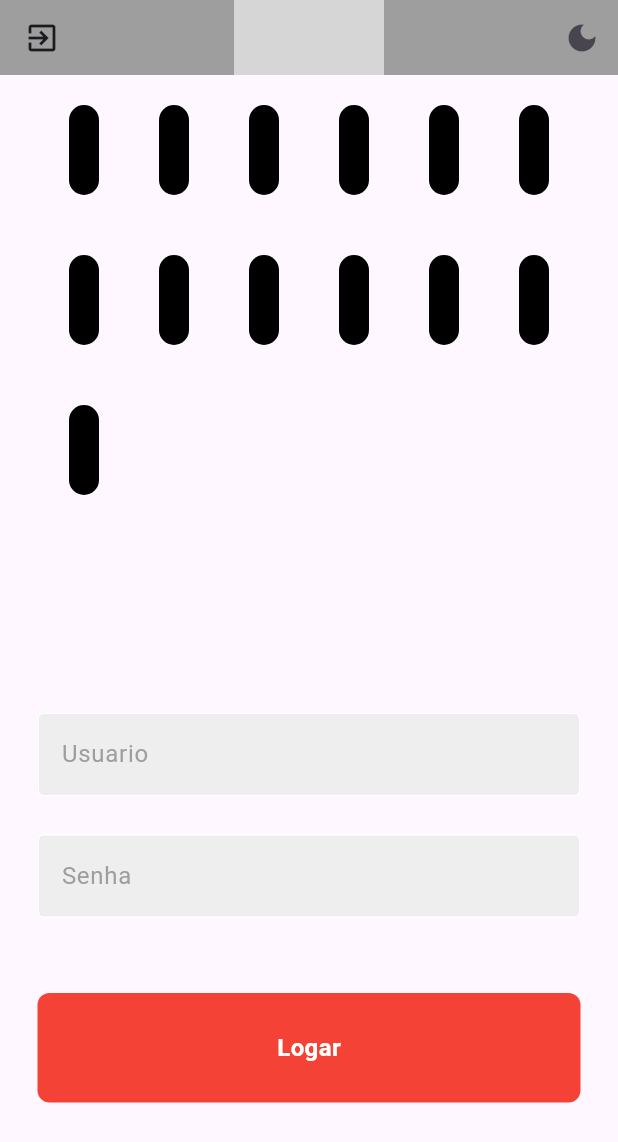
After one commit to ElissonRochaa/MOBILE-25.1-AgendaUPE, a Flutter app: the screen it shows after launch, after a tap on the "exit to app" icon, on a phone screen of 412 x 824 dp. The commit adds this screen. Shown: the top 1142 px of the screen. Run offline on Flutter 3.47's test engine with Material 3 defaults, Android fonts, the phone set to English and light mode, and no system bars; our stand-ins replace table_calendar; network calls fail; grey boxes are pictures that could not be loaded.

Commit message:
tela_login

```diff
--- /dev/null
+++ b/calendarioupe/lib/components/my_button.dart
@@ -0,0 +1,32 @@
+import 'package:flutter/material.dart';
+
+class MyButton extends StatelessWidget {
+  final Function()? onTap;
+
+  const MyButton({super.key, required this.onTap});
+
+  @override
+  Widget build(BuildContext context) {
+    return GestureDetector(
+      onTap: onTap,
+      child: Container(
+        padding: const EdgeInsets.all(25),
+        margin: const EdgeInsets.symmetric(horizontal: 25),
+        decoration: BoxDecoration(
+          color: Colors.red,
+          borderRadius: BorderRadius.circular(8),
+        ),
+        child: const Center(
+          child: Text(
+            "Logar",
+            style: TextStyle(
+              color: Colors.white,
+              fontWeight: FontWeight.bold,
+              fontSize: 16,
+            ),
+          ),
+        ),
+      ),
+    );
+  }
+}
--- /dev/null
+++ b/calendarioupe/lib/components/my_textfield.dart
@@ -0,0 +1,36 @@
+import 'package:flutter/material.dart';
+
+class MyTextField extends StatelessWidget {
+  final controller;
+  final String hintText;
+  final bool obscureText;
+
+  const MyTextField({
+    super.key,
+    required this.controller,
+    required this.hintText,
+    required this.obscureText,
+  });
+
+  @override
+  Widget build(BuildContext context) {
+    return Padding(
+      padding: const EdgeInsets.symmetric(horizontal: 25.0),
+      child: TextField(
+        controller: controller,
+        obscureText: obscureText,
+        decoration: InputDecoration(
+            enabledBorder: const OutlineInputBorder(
+              borderSide: BorderSide(color: Colors.white),
+            ),
+            focusedBorder: OutlineInputBorder(
+              borderSide: BorderSide(color: Colors.grey),
+            ),
+            fillColor: Colors.grey.shade200,
+            filled: true,
+            hintText: hintText,
+            hintStyle: TextStyle(color: Colors.grey)),
+      ),
+    );
+  }
+}
--- a/calendarioupe/lib/main.dart
+++ b/calendarioupe/lib/main.dart
@@ -1,8 +1,9 @@
 import 'package:calendarioupe/screens/calendar_screeen.dart';
+import 'package:calendarioupe/screens/login_screen.dart';
 import 'package:flutter/material.dart';
 
 void main() {
-  runApp(const MyApp());
+  runApp(const MaterialApp(title: 'Calendario', home: MyApp()));
 }
 
 class MyApp extends StatelessWidget {
@@ -17,9 +18,13 @@ class MyApp extends StatelessWidget {
        toolbarHeight: 50,
        backgroundColor: Colors.grey,
        title: Image.asset('assets/images/logo.png', width: 100, height: 100,),
-        leading: IconButton(onPressed: () => {}, icon: Icon(Icons.exit_to_app)),
+        leading: IconButton(onPressed: () => {
+            Navigator.push(
+              context,
+              MaterialPageRoute(builder: (context) => const Mylogin()),
+            )
+          }, icon: Icon(Icons.exit_to_app)),
         actions: [ IconButton(onPressed: () => {}, icon: Icon(Icons.dark_mode)),],
-
       ),
        body: CalendarScreeen(),
        backgroundColor: Colors.white,
@@ -33,3 +38,29 @@ class MyApp extends StatelessWidget {
 
 
 }
+class Mylogin extends StatelessWidget {
+  const Mylogin({super.key});
+
+  @override
+  Widget build(BuildContext context) {
+    return MaterialApp(
+       home: Scaffold(
+          appBar: AppBar(
+       centerTitle: true,
+       toolbarHeight: 50,
+       backgroundColor: Colors.grey,
+       title: Image.asset('assets/images/logo.png', width: 100, height: 100,),
+        leading: IconButton(onPressed: () => {
+            Navigator.push(
+              context,
+              MaterialPageRoute(builder: (context) => const MyApp()),
+            )
+          }, icon: Icon(Icons.exit_to_app)),
+        actions: [ IconButton(onPressed: () => {}, icon: Icon(Icons.dark_mode)),],
+      ),
+       body: LoginScreen(),
+       backgroundColor: Colors.white,
+       ),
+    );
+  }
+}
--- a/calendarioupe/lib/screens/calendar_screeen.dart
+++ b/calendarioupe/lib/screens/calendar_screeen.dart
@@ -92,7 +92,10 @@ int getHashCode(DateTime key){
 
 
 Center(
-  child: Container(
+  child: Wrap(
+   children: [
+    for(int z=0;z<10;z++)
+ Container(
     margin: const EdgeInsets.all(20.0),
     width: 20.0,
     height: 60.0,
@@ -100,8 +103,9 @@ Center(
     borderRadius: BorderRadius.circular(10.0),
     color: Colors.black,
   ),
-
   ),
+   ],
+  )
 ),
 
 
--- /dev/null
+++ b/calendarioupe/lib/screens/login_screen.dart
@@ -0,0 +1,70 @@
+import 'package:flutter/material.dart';
+import 'package:calendarioupe/components/my_textfield.dart';
+import 'package:calendarioupe/components/my_button.dart';
+
+
+class LoginScreen extends StatelessWidget {
+  LoginScreen({super.key});
+
+  // text editing controllers
+  final usernameController = TextEditingController();
+  final passwordController = TextEditingController();
+
+  // sign user in method
+  void signUserIn() {}
+
+  @override
+  Widget build(BuildContext context) {
+    return Scaffold(
+     body: Column(
+       children: [
+
+
+Center(
+  child: Wrap(
+   children: [
+    for(int z=0;z<13;z++)
+ Container(
+    margin: const EdgeInsets.all(20.0),
+    width: 20.0,
+    height: 60.0,
+    decoration: BoxDecoration(
+    borderRadius: BorderRadius.circular(10.0),
+    color: Colors.black,
+  ),
+  ),
+   ],
+  )
+),
+
+
+              const SizedBox(height: 125),
+
+              MyTextField(
+                controller: usernameController,
+                hintText: 'Usuario',
+                obscureText: false,
+              ),
+
+
+              const SizedBox(height: 25),
+
+              MyTextField(
+                controller: passwordController,
+                hintText: 'Senha',
+                obscureText: true,
+              ),
+
+              const SizedBox(height: 50),
+
+
+              MyButton(
+                onTap: signUserIn,
+              ),
+
+
+       ],
+     ),
+    );
+  }
+}
```
